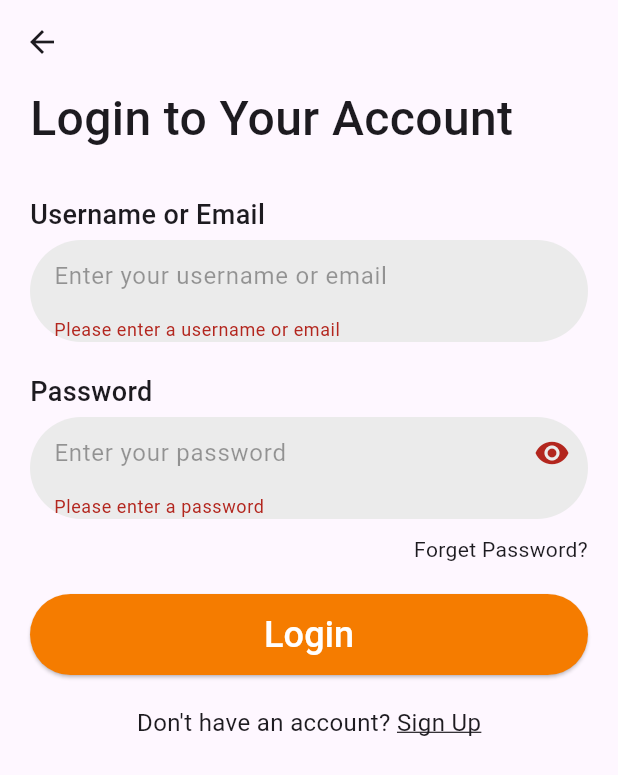
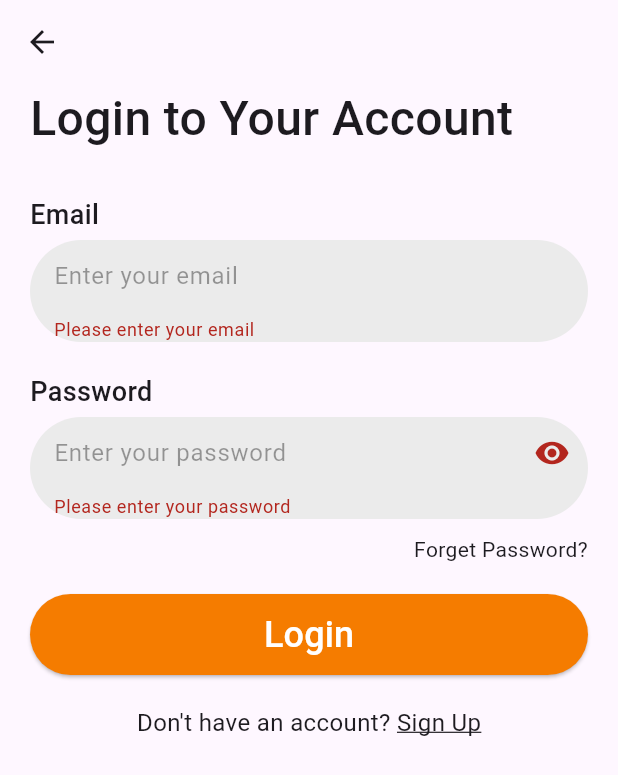
Before and after one commit to bjurd/flutter-todo, a Flutter app: the Login screen opened by its route, after a tap on "Login", on a phone screen of 412 x 824 dp. Shown: the top 775 px of the screen. Run offline on Flutter 3.47's test engine with Material 3 defaults, Android fonts, the phone set to English and light mode, and no system bars; our stand-ins replace firebase_auth, firebase_core; accounts and stored records are empty; statements that could not run were skipped.

Commit message:
Remove username from login form and add controllers

```diff
--- a/lib/forms.dart
+++ b/lib/forms.dart
@@ -358,21 +358,23 @@ class LoginFormState extends State<LoginForm>
 
         children: [
 
-          // Username / Email
+          // Email
           Column(
             crossAxisAlignment: CrossAxisAlignment.start,
 
             children: [
-              FormFieldLabel(labelText: "Username or Email"),
+              FormFieldLabel(labelText: "Email"),
               SizedBox(height: 4),
               FormFieldInput(
-                  hintText: "Enter your username or email",
+                  hintText: "Enter your email",
+
+                  controller: _controllerEmail,
 
                   validator: (value)
                   {
                     if (value == null || value.isEmpty)
                     {
-                      return "Please enter a username or email";
+                      return "Please enter your email";
                     }
 
                     return null;
@@ -393,11 +395,13 @@ class LoginFormState extends State<LoginForm>
                   hintText: "Enter your password",
                   obscureText: true,
 
+                  controller: _controllerPassword,
+
                   validator: (value)
                   {
                     if (value == null || value.isEmpty)
                     {
-                      return "Please enter a password";
+                      return "Please enter your password";
                     }
 
                     return null;
```
